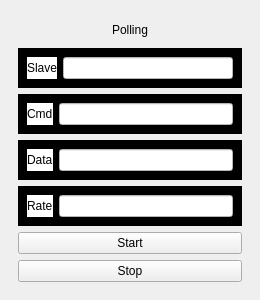
Before: the Qt Designer form rqt_test_board/resource/mainwindow.ui in sonia-auv/rqt_sonia_plugins, drawn with Qt 5.
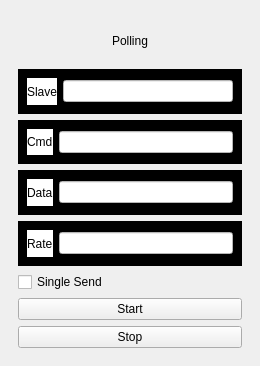
After: the same form once the commit is applied.

Commit message: adding single send

```diff
--- a/rqt_test_board/resource/mainwindow.ui
+++ b/rqt_test_board/resource/mainwindow.ui
@@ -7,29 +7,29 @@
     <x>0</x>
     <y>0</y>
     <width>260</width>
-    <height>300</height>
+    <height>366</height>
    </rect>
   </property>
   <property name="minimumSize">
    <size>
     <width>260</width>
-    <height>300</height>
+    <height>350</height>
    </size>
   </property>
   <property name="maximumSize">
    <size>
     <width>260</width>
-    <height>300</height>
+    <height>366</height>
    </size>
   </property>
   <property name="windowTitle">
    <string>Mission Planning Tool</string>
   </property>
   <widget class="QWidget" name="centralwidget">
-   <layout class="QHBoxLayout" name="horizontalLayout">
+   <layout class="QVBoxLayout" name="verticalLayout">
     <item>
      <widget class="QWidget" name="widget" native="true">
-      <layout class="QVBoxLayout" name="verticalLayout">
+      <layout class="QVBoxLayout" name="verticalLayout_2">
        <item>
         <widget class="QLabel" name="Polling">
          <property name="layoutDirection">
@@ -150,6 +150,19 @@
          </layout>
         </widget>
        </item>
+       <item>
+        <widget class="QCheckBox" name="SingleSend">
+         <property name="text">
+          <string>Single Send</string>
+         </property>
+         <property name="checked">
+          <bool>false</bool>
+         </property>
+         <property name="tristate">
+          <bool>false</bool>
+         </property>
+        </widget>
+       </item>
        <item>
         <widget class="QPushButton" name="Start">
          <property name="text">
```
The commit also changes 1 other file.
